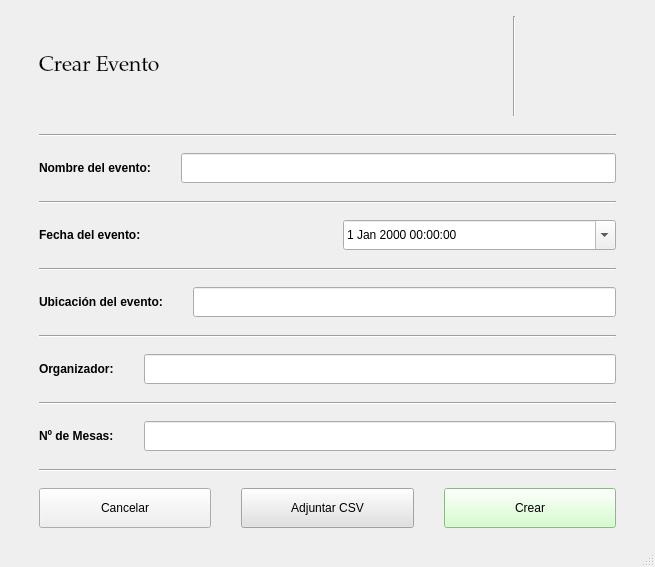
Above: src/ui/CrearEvento.ui from IvanJesusCorbalanPascual/Gestor-de-Eventos before the change. Below: the same form after it.
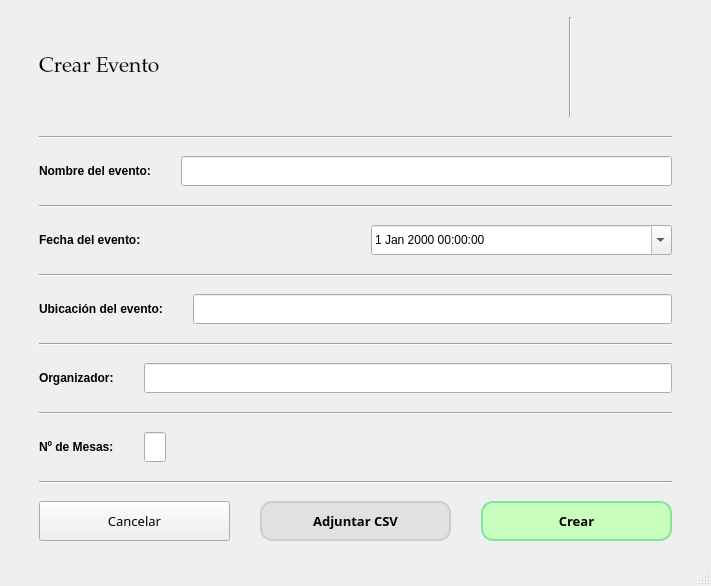
That is the form after the change. Icons and pictures are not drawn.

The edit to the form file:
```diff
--- a/src/ui/CrearEvento.ui
+++ b/src/ui/CrearEvento.ui
@@ -6,8 +6,8 @@
    <rect>
     <x>0</x>
     <y>0</y>
-    <width>655</width>
-    <height>567</height>
+    <width>711</width>
+    <height>586</height>
    </rect>
   </property>
   <property name="windowTitle">
@@ -352,6 +352,19 @@
         </property>
        </widget>
       </item>
+      <item>
+       <spacer name="horizontalSpacer">
+        <property name="orientation">
+         <enum>Qt::Horizontal</enum>
+        </property>
+        <property name="sizeHint" stdset="0">
+         <size>
+          <width>10000</width>
+          <height>20</height>
+         </size>
+        </property>
+       </spacer>
+      </item>
      </layout>
     </item>
     <item>
@@ -383,9 +396,18 @@
           <height>40</height>
          </size>
         </property>
+        <property name="font">
+         <font>
+          <family>Alef</family>
+          <pointsize>10</pointsize>
+         </font>
+        </property>
         <property name="cursor">
          <cursorShape>PointingHandCursor</cursorShape>
         </property>
+        <property name="styleSheet">
+         <string notr="true"/>
+        </property>
         <property name="text">
          <string>Cancelar</string>
         </property>
@@ -399,12 +421,29 @@
           <height>40</height>
          </size>
         </property>
+        <property name="font">
+         <font>
+          <family>Alef</family>
+          <pointsize>10</pointsize>
+          <weight>75</weight>
+          <bold>true</bold>
+         </font>
+        </property>
         <property name="cursor">
          <cursorShape>PointingHandCursor</cursorShape>
         </property>
         <property name="styleSheet">
          <string notr="true">QWidget {
 	background-color: rgb(225, 225, 225); /* Se toma el color del segundo bloque (btnActualizarCSVCrear) */
+	border: 2px solid #CECECE; /* Borde sutil */
+	border-radius:12px;
+    padding: 8px 15px;
+    font-weight: bold;
+    color: black;
+}
+
+QPushButton#btnAdjuntarCSV:hover {
+    background-color: #CECECE;
 }</string>
         </property>
         <property name="text">
@@ -420,12 +459,32 @@
           <height>40</height>
          </size>
         </property>
+        <property name="font">
+         <font>
+          <family>Alef</family>
+          <pointsize>10</pointsize>
+          <weight>75</weight>
+          <bold>true</bold>
+         </font>
+        </property>
         <property name="cursor">
          <cursorShape>PointingHandCursor</cursorShape>
         </property>
         <property name="styleSheet">
          <string notr="true">QWidget {
-	background-color: rgb(200, 255, 190); /* Se toma el color del segundo bloque (btnCrear) */
+    background-color: rgb(200, 255, 190); /* Un verde muy pálido, casi menta */
+	padding:10px;	
+/* Estilos base comunes */
+    border: none;
+    border-radius: 12px; /* Bordes Redondeados para todos los botones */
+	border: 2px solid #81E59C; /* Borde sutil */
+    padding: 8px 15px;
+    font-weight: bold;
+    color: black;
+}
+
+QPushButton#btnCrearEvento:hover {
+    background-color: #81E59C;
 }</string>
         </property>
         <property name="text">
```
Left out of the diff: 2 changed lines with no effect on the pictures.
